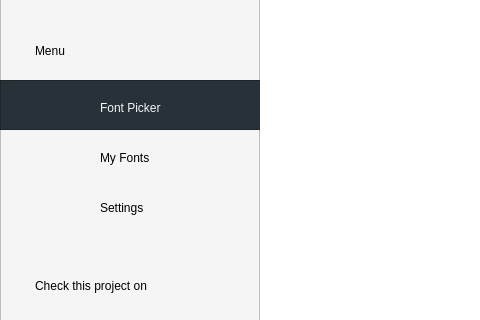
Qt form Fontly/mainwindow.ui (letelete/Fontly) before a commit; both pictures show x 0 to 480 and y 150 to 470 of the 1280 by 720 pixel window.
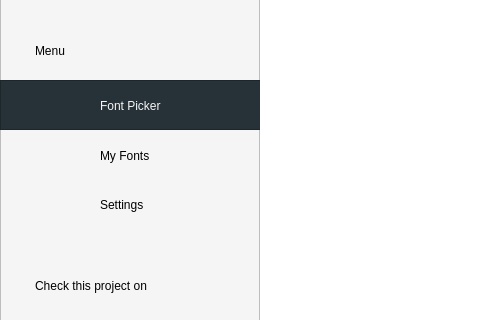
The same form after that commit. Icons and pictures are not drawn.

What changed in the file:
```diff
--- a/Fontly/mainwindow.ui
+++ b/Fontly/mainwindow.ui
@@ -14,7 +14,7 @@
    </rect>
   </property>
   <property name="sizePolicy">
-   <sizepolicy hsizetype="Preferred" vsizetype="Preferred">
+   <sizepolicy hsizetype="Fixed" vsizetype="Fixed">
     <horstretch>0</horstretch>
     <verstretch>0</verstretch>
    </sizepolicy>
@@ -474,7 +474,7 @@
      <property name="geometry">
       <rect>
        <x>50</x>
-       <y>105</y>
+       <y>103</y>
        <width>25</width>
        <height>25</height>
       </rect>
@@ -490,7 +490,7 @@
      <property name="geometry">
       <rect>
        <x>100</x>
-       <y>107</y>
+       <y>105</y>
        <width>121</width>
        <height>21</height>
       </rect>
@@ -506,7 +506,7 @@
      <property name="geometry">
       <rect>
        <x>100</x>
-       <y>157</y>
+       <y>155</y>
        <width>121</width>
        <height>21</height>
       </rect>
@@ -522,7 +522,7 @@
      <property name="geometry">
       <rect>
        <x>50</x>
-       <y>155</y>
+       <y>153</y>
        <width>25</width>
        <height>25</height>
       </rect>
@@ -538,7 +538,7 @@
      <property name="geometry">
       <rect>
        <x>100</x>
-       <y>197</y>
+       <y>194</y>
        <width>121</width>
        <height>41</height>
       </rect>
@@ -554,7 +554,7 @@
      <property name="geometry">
       <rect>
        <x>50</x>
-       <y>205</y>
+       <y>203</y>
        <width>25</width>
        <height>25</height>
       </rect>
```
Left out of the diff: 5 changed lines with no effect on the pictures.
